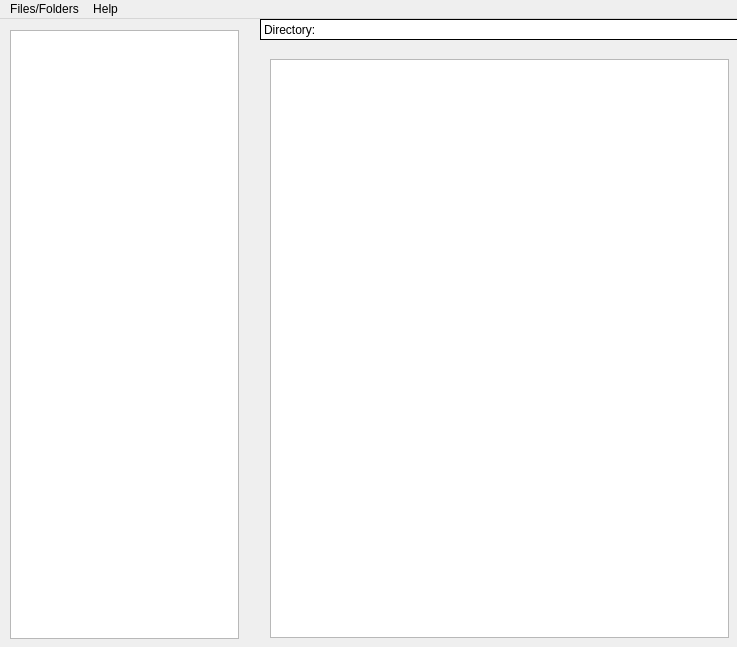
Above: 2019/Manager for home web server/Manager_for_home_web_server/mainwindow.ui from ItsOKayCZ/CPlusPlus before the change. Below: the same form after it.
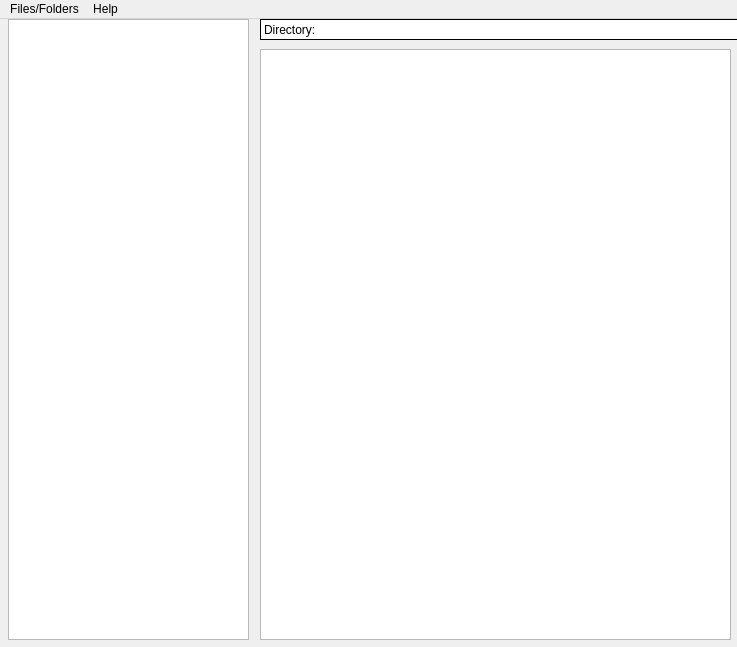
That is the form after the change.

```diff
--- a/2019/Manager for home web server/Manager_for_home_web_server/mainwindow.ui
+++ b/2019/Manager for home web server/Manager_for_home_web_server/mainwindow.ui
@@ -26,36 +26,6 @@
    <string>Manager</string>
   </property>
   <widget class="QWidget" name="centralWidget">
-   <widget class="QWidget" name="verticalLayoutWidget">
-    <property name="geometry">
-     <rect>
-      <x>-1</x>
-      <y>0</y>
-      <width>251</width>
-      <height>631</height>
-     </rect>
-    </property>
-    <layout class="QVBoxLayout" name="directoryListLayout">
-     <item>
-      <widget class="QListWidget" name="directoryList"/>
-     </item>
-    </layout>
-   </widget>
-   <widget class="QWidget" name="verticalLayoutWidget_2">
-    <property name="geometry">
-     <rect>
-      <x>259</x>
-      <y>29</y>
-      <width>481</width>
-      <height>601</height>
-     </rect>
-    </property>
-    <layout class="QVBoxLayout" name="directoryContentsLayout">
-     <item>
-      <widget class="QListWidget" name="directoryContents"/>
-     </item>
-    </layout>
-   </widget>
    <widget class="QLabel" name="directoryLabel">
     <property name="geometry">
      <rect>
@@ -74,6 +44,35 @@
      <string>Directory:</string>
     </property>
    </widget>
+   <widget class="QListWidget" name="directoryContents">
+    <property name="geometry">
+     <rect>
+      <x>260</x>
+      <y>30</y>
+      <width>471</width>
+      <height>591</height>
+     </rect>
+    </property>
+    <property name="contextMenuPolicy">
+     <enum>Qt::CustomContextMenu</enum>
+    </property>
+   </widget>
+   <widget class="QListWidget" name="directoryList">
+    <property name="geometry">
+     <rect>
+      <x>8</x>
+      <y>0</y>
+      <width>241</width>
+      <height>621</height>
+     </rect>
+    </property>
+    <property name="contextMenuPolicy">
+     <enum>Qt::CustomContextMenu</enum>
+    </property>
+    <property name="selectionMode">
+     <enum>QAbstractItemView::SingleSelection</enum>
+    </property>
+   </widget>
   </widget>
   <widget class="QMenuBar" name="menuBar">
    <property name="geometry">
```
